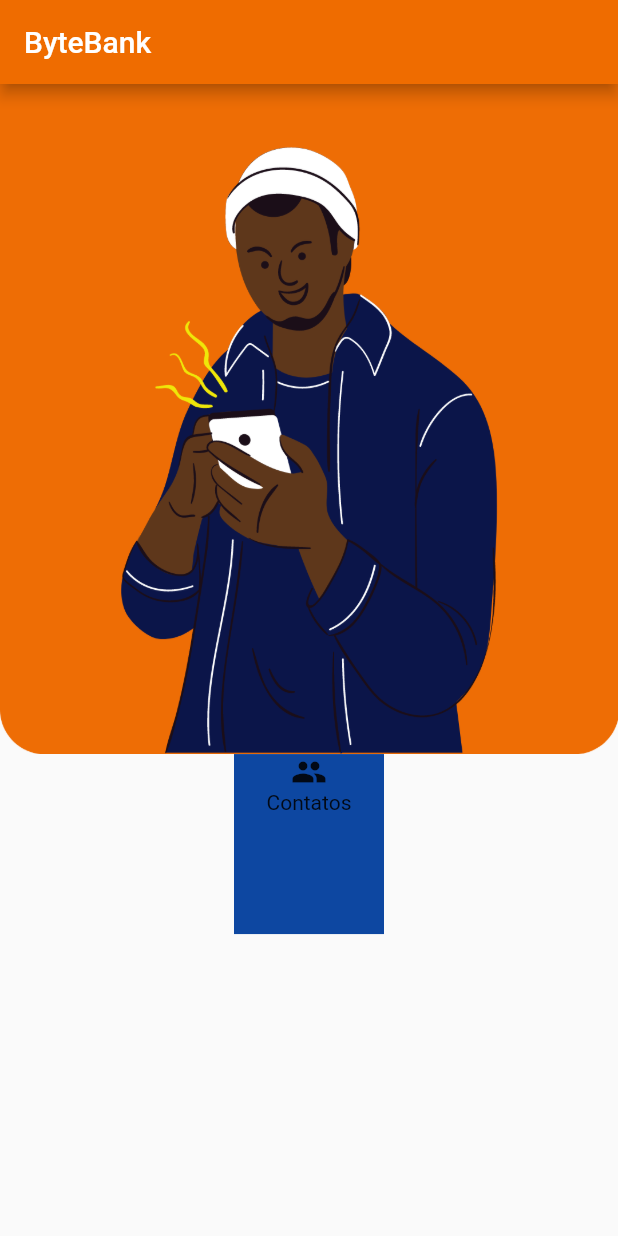
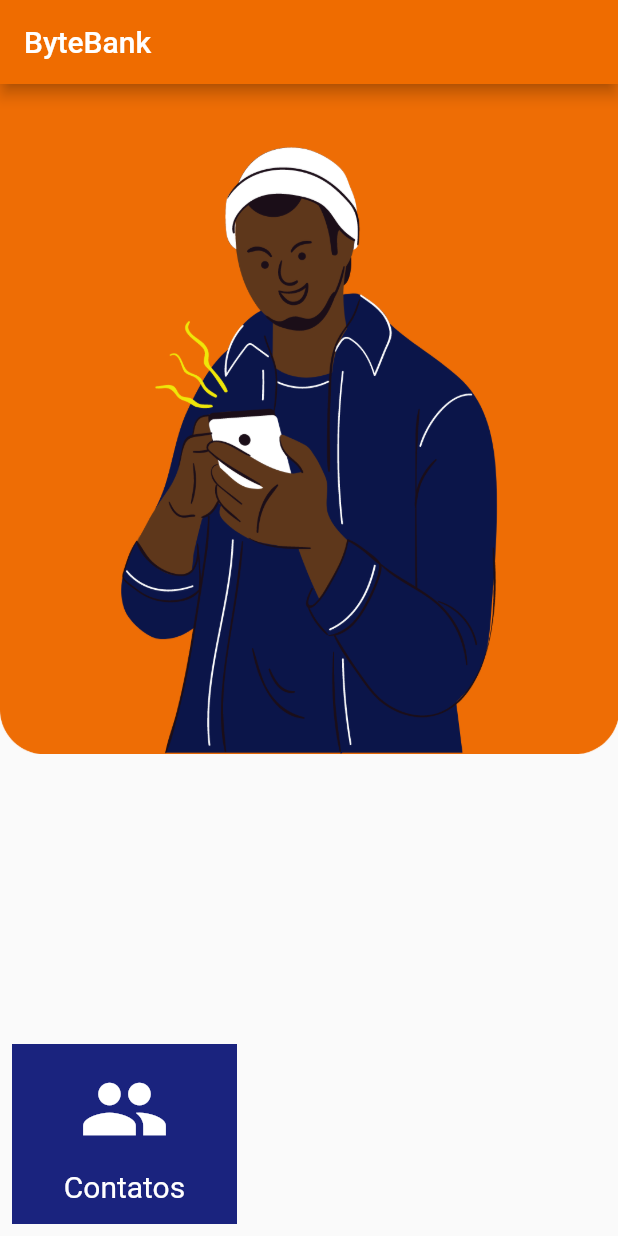
Before and after one commit to jessicacordeiro/bytebank-flutter, a Flutter app: the screen it shows after launch, on a phone screen of 412 x 824 dp. Run offline on Flutter 3.47's test engine with Material 2 defaults, Android fonts, the phone set to English and light mode, and no system bars.

Commit message:
Ajustando o visual do Dashboard

```diff
--- a/bytebank_dashboard/lib/main.dart
+++ b/bytebank_dashboard/lib/main.dart
@@ -10,27 +10,55 @@ class BytebankDashboardApp extends StatelessWidget {
         primaryColor: Colors.orange[800],
         elevatedButtonTheme: ElevatedButtonThemeData(
             style: TextButton.styleFrom(
-          backgroundColor: Colors.blue[900],
+          backgroundColor: Colors.indigo[900],
         )),
       ),
-      home: Scaffold(
+      home: Dashboard(),
+    );
+  }
+}
+
+class Dashboard extends StatelessWidget {
+  @override
+  Widget build(BuildContext context) {
+    return Scaffold(
         appBar: AppBar(
           title: Text('ByteBank'),
         ),
-          body: Column(children: <Widget>[
+        body: Column(
+            mainAxisAlignment: MainAxisAlignment.spaceBetween,
+            crossAxisAlignment: CrossAxisAlignment.start,
+            children: <Widget>[
               Image.asset('images/logo-people.png'),
-            Container(
+              Padding(
+                padding: const EdgeInsets.all(8.0),
+                child: Container(
+                  padding: EdgeInsets.all(8.0),
                   height: 120,
-              width: 100,
-              color: Colors.blue[900],
+                  width: 150,
+                  color: Colors.indigo[900],
                   child: Column(
+                    mainAxisAlignment: MainAxisAlignment.spaceAround,
+                    crossAxisAlignment: CrossAxisAlignment.center,
                     children: <Widget>[
-                  Icon(Icons.people),
-                  Text('Contatos')
+                      Icon(
+                        Icons.people,
+                        color: Colors.white,
+                        size: 60.0,
+                      ),
+                      Text(
+                        'Contatos',
+                        style: TextStyle(
+                          color: Colors.white,
+                          fontSize: 20.0,
+                        ),
+                      )
                     ],
                   ),
+                ),
               )
-          ])),
+            ]
+          )
         );
   }
 }
```
Lines whose indentation alone changed are shown as unchanged.
